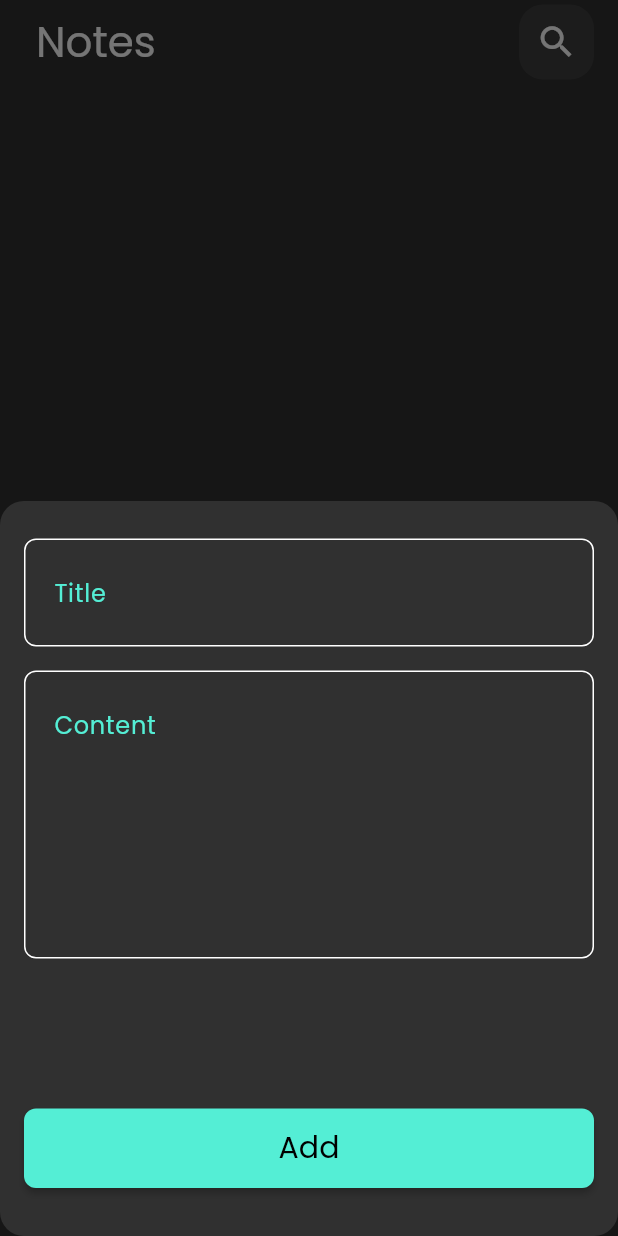
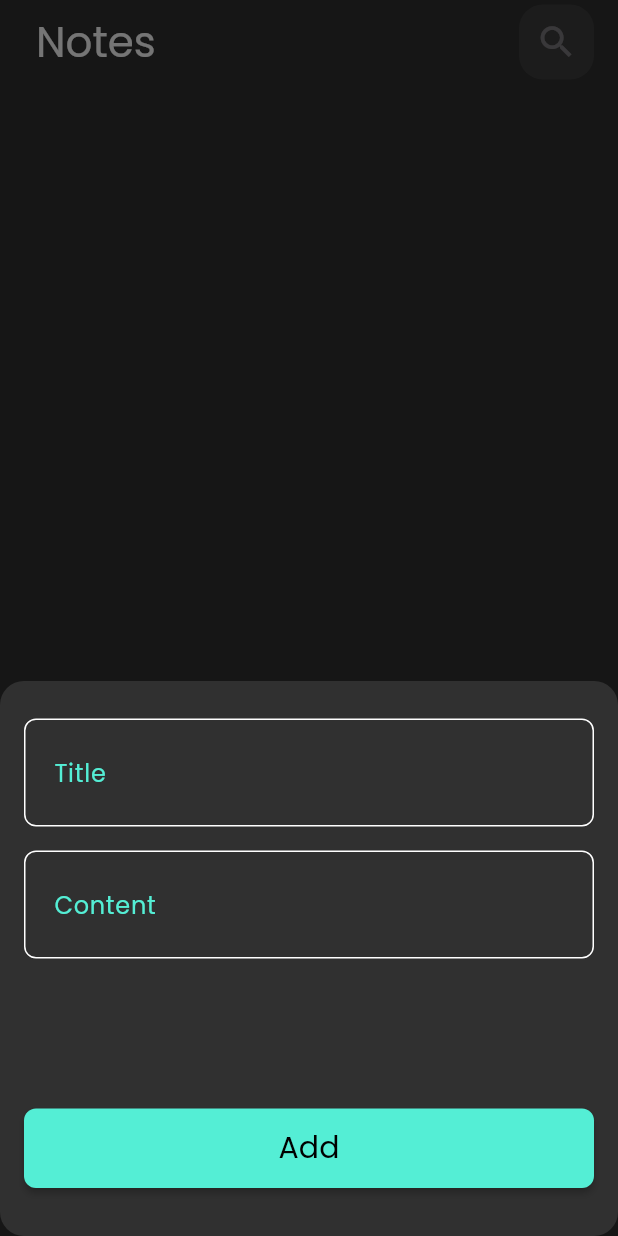
Before and after one commit to kareemtseif/notes_app, a Flutter app: the screen it shows after launch, after a tap on the "add" icon, on a phone screen of 412 x 824 dp. Run offline on Flutter 3.47's test engine with Material 3 defaults, Android fonts, the phone set to English and light mode, and no system bars; our stand-ins replace bloc, flutter_bloc, font_awesome_flutter, hive, hive_flutter; accounts and stored records are empty.

Commit message:
edit note done

```diff
--- a/lib/models/note_model.dart
+++ b/lib/models/note_model.dart
@@ -4,13 +4,13 @@ part 'note_model.g.dart';
 @HiveType(typeId: 0)
 class NoteModel extends HiveObject {
   @HiveField(0)
-  final String title;
+  String title;
   @HiveField(1)
-  final String subtitle;
+  String subtitle;
   @HiveField(2)
   final String date;
   @HiveField(3)
-  final int color;
+  int color;
 
   NoteModel({
     required this.title,
--- a/lib/widgets/add_note_form.dart
+++ b/lib/widgets/add_note_form.dart
@@ -30,6 +30,7 @@ class _AddNoteFormState extends State<AddNoteForm> {
           ),
           CustomTextField(
             hintText: 'Title',
+            maxLines: 1,
             onSaved: (value) {
               title = value;
             },
@@ -39,7 +40,7 @@ class _AddNoteFormState extends State<AddNoteForm> {
           ),
           CustomTextField(
             hintText: 'Content',
-            maxLines: 6,
+            // maxLines: 6,
             onSaved: (value) {
               subTitle = value;
             },
--- a/lib/widgets/custom_app_bar.dart
+++ b/lib/widgets/custom_app_bar.dart
@@ -1,7 +1,11 @@
 import 'package:flutter/material.dart';
 import 'package:notes_app/widgets/custom_icon_button.dart';
 
-AppBar customAppBar({required IconData icon, required String title}) {
+AppBar customAppBar({
+  required IconData icon,
+  required String title,
+  void Function()? onPressed,
+}) {
   return AppBar(
     automaticallyImplyLeading: false,
     title: Padding(
@@ -10,6 +14,7 @@ AppBar customAppBar({required IconData icon, required String title}) {
     ),
     actions: [
       CustomIconButton(
+        onPressed: onPressed,
         icon: icon,
       )
     ],
--- a/lib/widgets/custom_icon_button.dart
+++ b/lib/widgets/custom_icon_button.dart
@@ -4,8 +4,10 @@ class CustomIconButton extends StatelessWidget {
   const CustomIconButton({
     super.key,
     this.icon,
+    this.onPressed,
   });
   final IconData? icon;
+  final void Function()? onPressed;
   @override
   Widget build(BuildContext context) {
     return Container(
@@ -17,7 +19,7 @@ class CustomIconButton extends StatelessWidget {
       height: 50,
       width: 50,
       child: IconButton(
-        onPressed: () {},
+        onPressed: onPressed,
         icon: Icon(
           icon ?? Icons.search,
           size: 28,
--- a/lib/widgets/custom_text_field.dart
+++ b/lib/widgets/custom_text_field.dart
@@ -5,16 +5,19 @@ class CustomTextField extends StatelessWidget {
   const CustomTextField({
     super.key,
     required this.hintText,
-    this.maxLines = 1,
+    this.maxLines,
     this.onSaved,
+    this.onChanged,
   });
   final String hintText;
-  final int maxLines;
+  final int? maxLines;
   final void Function(String?)? onSaved;
+  final Function(String)? onChanged;
 
   @override
   Widget build(BuildContext context) {
     return TextFormField(
+      onChanged: onChanged,
       onSaved: onSaved,
       validator: (value) {
         if (value?.isEmpty ?? true) {
--- a/lib/widgets/note_item.dart
+++ b/lib/widgets/note_item.dart
@@ -24,7 +24,9 @@ class NoteItem extends StatelessWidget {
               Navigator.of(context).push(
                 MaterialPageRoute(
                   builder: (context) {
-                    return const EditNoteView();
+                    return EditNoteView(
+                      note: note,
+                    );
                   },
                 ),
               );
```
Also changed, not shown: lib/views/edit_note_view.dart (+5 -5 lines), lib/widgets/edit_note_view_body.dart (+41 -9 lines).
